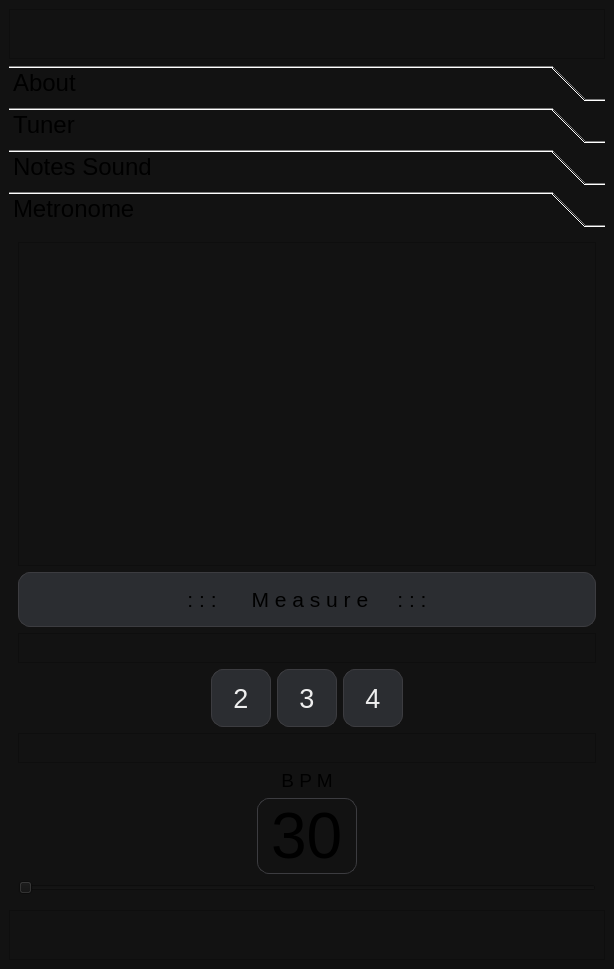
Before: the Qt Designer form mainwindow.ui in DjamesSuhanko/Musicool, drawn with Qt 5.
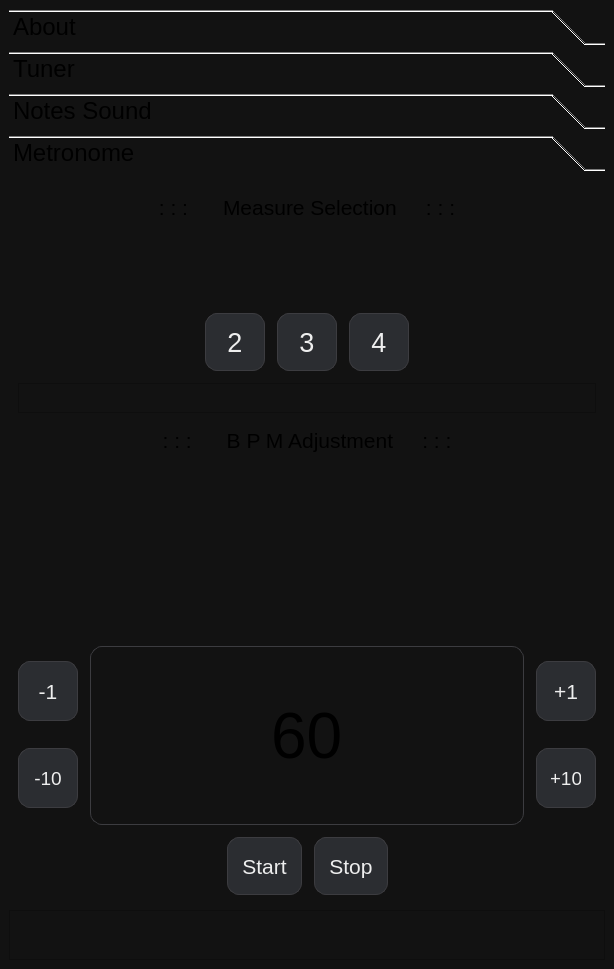
After: the same form once the commit is applied.

Commit message: 1: redesign da interface - 2: metronomo concluido. TODO: manter tela ligada de primeira

```diff
--- a/mainwindow.ui
+++ b/mainwindow.ui
@@ -38,6 +38,22 @@
    </property>
    <layout class="QGridLayout" name="gridLayout_3">
     <item row="1" column="0">
+     <widget class="QFrame" name="frameBase">
+      <property name="minimumSize">
+       <size>
+        <width>0</width>
+        <height>50</height>
+       </size>
+      </property>
+      <property name="frameShape">
+       <enum>QFrame::Shape::StyledPanel</enum>
+      </property>
+      <property name="frameShadow">
+       <enum>QFrame::Shadow::Raised</enum>
+      </property>
+     </widget>
+    </item>
+    <item row="0" column="0">
      <widget class="QToolBox" name="toolBox">
       <property name="font">
        <font>
@@ -173,7 +189,7 @@
          <x>0</x>
          <y>0</y>
          <width>596</width>
-         <height>655</height>
+         <height>711</height>
         </rect>
        </property>
        <attribute name="label">
@@ -195,21 +211,56 @@
           <item>
            <layout class="QVBoxLayout" name="verticalLayout_3">
             <item>
+             <layout class="QHBoxLayout" name="horizontalLayout">
+              <item>
+               <spacer name="horizontalSpacer">
+                <property name="orientation">
+                 <enum>Qt::Orientation::Horizontal</enum>
+                </property>
+                <property name="sizeHint" stdset="0">
+                 <size>
+                  <width>40</width>
+                  <height>20</height>
+                 </size>
+                </property>
+               </spacer>
+              </item>
+              <item>
+               <layout class="QVBoxLayout" name="verticalLayout_7">
+                <property name="spacing">
+                 <number>12</number>
+                </property>
+                <item>
+                 <layout class="QVBoxLayout" name="verticalLayout_6">
+                  <item>
              <widget class="QLabel" name="label">
+                    <property name="sizePolicy">
+                     <sizepolicy hsizetype="Expanding" vsizetype="Preferred">
+                      <horstretch>0</horstretch>
+                      <verstretch>0</verstretch>
+                     </sizepolicy>
+                    </property>
+                    <property name="minimumSize">
+                     <size>
+                      <width>0</width>
+                      <height>30</height>
+                     </size>
+                    </property>
               <property name="font">
                <font>
                 <pointsize>16</pointsize>
                </font>
               </property>
               <property name="styleSheet">
-               <string notr="true">background: #2b2d31;
- border: 1px solid #3C3C40;
- border-radius: 12px;
+                     <string notr="true">
 
 </string>
               </property>
               <property name="text">
-               <string>: : :      M e a s u r e     : : :</string>
+                     <string>: : :      Measure Selection     : : :</string>
+                    </property>
+                    <property name="scaledContents">
+                     <bool>false</bool>
               </property>
               <property name="alignment">
                <set>Qt::AlignmentFlag::AlignCenter</set>
@@ -217,57 +268,37 @@
              </widget>
             </item>
             <item>
-             <widget class="QFrame" name="frame_3">
-              <property name="minimumSize">
-               <size>
-                <width>0</width>
-                <height>30</height>
-               </size>
-              </property>
-              <property name="maximumSize">
+                   <spacer name="verticalSpacer_8">
+                    <property name="orientation">
+                     <enum>Qt::Orientation::Vertical</enum>
+                    </property>
+                    <property name="sizeHint" stdset="0">
                <size>
-                <width>16777215</width>
-                <height>30</height>
-               </size>
-              </property>
-              <property name="frameShape">
-               <enum>QFrame::Shape::StyledPanel</enum>
-              </property>
-              <property name="frameShadow">
-               <enum>QFrame::Shadow::Raised</enum>
-              </property>
-             </widget>
+                      <width>20</width>
+                      <height>40</height>
+                     </size>
+                    </property>
+                   </spacer>
             </item>
             <item>
-             <layout class="QGridLayout" name="gridLayout_6">
-              <item row="0" column="3">
-               <widget class="QPushButton" name="pushButton_3">
-                <property name="minimumSize">
-                 <size>
-                  <width>60</width>
-                  <height>58</height>
-                 </size>
-                </property>
-                <property name="maximumSize">
+                   <layout class="QHBoxLayout" name="horizontalLayout_3">
+                    <property name="spacing">
+                     <number>12</number>
+                    </property>
+                    <item>
+                     <spacer name="horizontalSpacer_3">
+                      <property name="orientation">
+                       <enum>Qt::Orientation::Horizontal</enum>
+                      </property>
+                      <property name="sizeHint" stdset="0">
                  <size>
-                  <width>60</width>
-                  <height>60</height>
-                 </size>
-                </property>
-                <property name="font">
-                 <font>
-                  <pointsize>20</pointsize>
-                 </font>
-                </property>
-                <property name="text">
-                 <string>3</string>
-                </property>
-                <property name="checkable">
-                 <bool>false</bool>
-                </property>
-               </widget>
-              </item>
-              <item row="0" column="1">
+                        <width>40</width>
+                        <height>20</height>
+                       </size>
+                      </property>
+                     </spacer>
+                    </item>
+                    <item>
                <widget class="QPushButton" name="pushButton_2">
                 <property name="minimumSize">
                  <size>
@@ -294,7 +325,34 @@
                 </property>
                </widget>
               </item>
-              <item row="0" column="5">
+                    <item>
+                     <widget class="QPushButton" name="pushButton_3">
+                      <property name="minimumSize">
+                       <size>
+                        <width>60</width>
+                        <height>58</height>
+                       </size>
+                      </property>
+                      <property name="maximumSize">
+                       <size>
+                        <width>60</width>
+                        <height>60</height>
+                       </size>
+                      </property>
+                      <property name="font">
+                       <font>
+                        <pointsize>20</pointsize>
+                       </font>
+                      </property>
+                      <property name="text">
+                       <string>3</string>
+                      </property>
+                      <property name="checkable">
+                       <bool>false</bool>
+                      </property>
+                     </widget>
+                    </item>
+                    <item>
                <widget class="QPushButton" name="pushButton_4">
                 <property name="minimumSize">
                  <size>
@@ -324,20 +382,7 @@
                 </property>
                </widget>
               </item>
-              <item row="0" column="0">
-               <spacer name="horizontalSpacer_3">
-                <property name="orientation">
-                 <enum>Qt::Orientation::Horizontal</enum>
-                </property>
-                <property name="sizeHint" stdset="0">
-                 <size>
-                  <width>40</width>
-                  <height>20</height>
-                 </size>
-                </property>
-               </spacer>
-              </item>
-              <item row="0" column="6">
+                    <item>
                <spacer name="horizontalSpacer_4">
                 <property name="orientation">
                  <enum>Qt::Orientation::Horizontal</enum>
@@ -352,8 +397,10 @@
               </item>
              </layout>
             </item>
+                 </layout>
+                </item>
             <item>
-             <widget class="QFrame" name="frame_2">
+                 <widget class="QFrame" name="frame_3">
               <property name="minimumSize">
                <size>
                 <width>0</width>
@@ -375,43 +422,135 @@
              </widget>
             </item>
             <item>
-             <layout class="QHBoxLayout" name="horizontalLayout">
-              <item>
-               <spacer name="horizontalSpacer">
-                <property name="orientation">
-                 <enum>Qt::Orientation::Horizontal</enum>
-                </property>
-                <property name="sizeHint" stdset="0">
-                 <size>
-                  <width>40</width>
-                  <height>20</height>
-                 </size>
-                </property>
-               </spacer>
-              </item>
-              <item>
-               <layout class="QGridLayout" name="gridLayout_7">
-                <item row="0" column="0">
                  <widget class="QLabel" name="label_bpminfo">
+                  <property name="minimumSize">
+                   <size>
+                    <width>0</width>
+                    <height>30</height>
+                   </size>
+                  </property>
                   <property name="font">
                    <font>
-                    <pointsize>14</pointsize>
+                    <pointsize>16</pointsize>
                    </font>
                   </property>
+                  <property name="styleSheet">
+                   <string notr="true"/>
+                  </property>
                   <property name="text">
-                   <string>B P M</string>
+                   <string>: : :      B P M Adjustment     : : :</string>
                   </property>
                   <property name="alignment">
                    <set>Qt::AlignmentFlag::AlignCenter</set>
                   </property>
                  </widget>
                 </item>
-                <item row="1" column="0">
+                <item>
+                 <spacer name="verticalSpacer_9">
+                  <property name="orientation">
+                   <enum>Qt::Orientation::Vertical</enum>
+                  </property>
+                  <property name="sizeHint" stdset="0">
+                   <size>
+                    <width>20</width>
+                    <height>40</height>
+                   </size>
+                  </property>
+                 </spacer>
+                </item>
+                <item>
+                 <layout class="QHBoxLayout" name="horizontalLayout_2">
+                  <property name="spacing">
+                   <number>12</number>
+                  </property>
+                  <item>
+                   <layout class="QVBoxLayout" name="verticalLayout_4">
+                    <property name="spacing">
+                     <number>12</number>
+                    </property>
+                    <item>
+                     <widget class="QPushButton" name="pushButton_less_one">
+                      <property name="minimumSize">
+                       <size>
+                        <width>60</width>
+                        <height>58</height>
+                       </size>
+                      </property>
+                      <property name="maximumSize">
+                       <size>
+                        <width>60</width>
+                        <height>60</height>
+                       </size>
+                      </property>
+                      <property name="font">
+                       <font>
+                        <pointsize>16</pointsize>
+                       </font>
+                      </property>
+                      <property name="text">
+                       <string>-1</string>
+                      </property>
+                      <property name="checkable">
+                       <bool>false</bool>
+                      </property>
+                     </widget>
+                    </item>
+                    <item>
+                     <widget class="QPushButton" name="pushButton_less_10">
+                      <property name="minimumSize">
+                       <size>
+                        <width>60</width>
+                        <height>58</height>
+                       </size>
+                      </property>
+                      <property name="maximumSize">
+                       <size>
+                        <width>60</width>
+                        <height>60</height>
+                       </size>
+                      </property>
+                      <property name="font">
+                       <font>
+                        <pointsize>14</pointsize>
+                       </font>
+                      </property>
+                      <property name="text">
+                       <string>-10</string>
+                      </property>
+                      <property name="checkable">
+                       <bool>false</bool>
+                      </property>
+                     </widget>
+                    </item>
+                   </layout>
+                  </item>
+                  <item>
+                   <spacer name="horizontalSpacer_6">
+                    <property name="orientation">
+                     <enum>Qt::Orientation::Horizontal</enum>
+                    </property>
+                    <property name="sizeHint" stdset="0">
+                     <size>
+                      <width>40</width>
+                      <height>20</height>
+                     </size>
+                    </property>
+                   </spacer>
+                  </item>
+                  <item>
+                   <layout class="QGridLayout" name="gridLayout_7">
+                    <item row="0" column="0">
                  <widget class="QLineEdit" name="lineEdit_metronome">
+                      <property name="sizePolicy">
+                       <sizepolicy hsizetype="Expanding" vsizetype="Expanding">
+                        <horstretch>0</horstretch>
+                        <verstretch>0</verstretch>
+                       </sizepolicy>
+                      </property>
                   <property name="maximumSize">
                    <size>
-                    <width>100</width>
-                    <height>100</height>
+                        <width>1000</width>
+                        <height>1000</height>
                    </size>
                   </property>
                   <property name="font">
@@ -423,7 +562,7 @@
                    <set>Qt::InputMethodHint::ImhDigitsOnly</set>
                   </property>
                   <property name="text">
-                   <string>30</string>
+                       <string>60</string>
                   </property>
                   <property name="maxLength">
                    <number>3</number>
@@ -436,6 +575,171 @@
                </layout>
               </item>
               <item>
+                   <spacer name="horizontalSpacer_5">
+                    <property name="orientation">
+                     <enum>Qt::Orientation::Horizontal</enum>
+                    </property>
+                    <property name="sizeHint" stdset="0">
+                     <size>
+                      <width>40</width>
+                      <height>20</height>
+                     </size>
+                    </property>
+                   </spacer>
+                  </item>
+                  <item>
+                   <layout class="QVBoxLayout" name="verticalLayout_5">
+                    <property name="spacing">
+                     <number>12</number>
+                    </property>
+                    <item>
+                     <widget class="QPushButton" name="pushButton_plus_one">
+                      <property name="minimumSize">
+                       <size>
+                        <width>60</width>
+                        <height>58</height>
+                       </size>
+                      </property>
+                      <property name="maximumSize">
+                       <size>
+                        <width>60</width>
+                        <height>60</height>
+                       </size>
+                      </property>
+                      <property name="font">
+                       <font>
+                        <pointsize>16</pointsize>
+                       </font>
+                      </property>
+                      <property name="text">
+                       <string>+1</string>
+                      </property>
+                      <property name="checkable">
+                       <bool>false</bool>
+                      </property>
+                     </widget>
+                    </item>
+                    <item>
+                     <widget class="QPushButton" name="pushButton_plus_ten">
+                      <property name="minimumSize">
+                       <size>
+                        <width>60</width>
+                        <height>58</height>
+                       </size>
+                      </property>
+                      <property name="maximumSize">
+                       <size>
+                        <width>60</width>
+                        <height>60</height>
+                       </size>
+                      </property>
+                      <property name="font">
+                       <font>
+                        <pointsize>14</pointsize>
+                       </font>
+                      </property>
+                      <property name="text">
+                       <string>+10</string>
+                      </property>
+                      <property name="checkable">
+                       <bool>false</bool>
+                      </property>
+                     </widget>
+                    </item>
+                   </layout>
+                  </item>
+                 </layout>
+                </item>
+                <item>
+                 <layout class="QHBoxLayout" name="horizontalLayout_4">
+                  <property name="spacing">
+                   <number>12</number>
+                  </property>
+                  <item>
+                   <spacer name="horizontalSpacer_8">
+                    <property name="orientation">
+                     <enum>Qt::Orientation::Horizontal</enum>
+                    </property>
+                    <property name="sizeHint" stdset="0">
+                     <size>
+                      <width>40</width>
+                      <height>20</height>
+                     </size>
+                    </property>
+                   </spacer>
+                  </item>
+                  <item>
+                   <widget class="QPushButton" name="pushButton_start">
+                    <property name="minimumSize">
+                     <size>
+                      <width>60</width>
+                      <height>58</height>
+                     </size>
+                    </property>
+                    <property name="maximumSize">
+                     <size>
+                      <width>1000</width>
+                      <height>1000</height>
+                     </size>
+                    </property>
+                    <property name="font">
+                     <font>
+                      <pointsize>16</pointsize>
+                     </font>
+                    </property>
+                    <property name="text">
+                     <string>Start</string>
+                    </property>
+                    <property name="checkable">
+                     <bool>false</bool>
+                    </property>
+                   </widget>
+                  </item>
+                  <item>
+                   <widget class="QPushButton" name="pushButton_stop">
+                    <property name="minimumSize">
+                     <size>
+                      <width>60</width>
+                      <height>58</height>
+                     </size>
+                    </property>
+                    <property name="maximumSize">
+                     <size>
+                      <width>1000</width>
+                      <height>1000</height>
+                     </size>
+                    </property>
+                    <property name="font">
+                     <font>
+                      <pointsize>16</pointsize>
+                     </font>
+                    </property>
+                    <property name="text">
+                     <string>Stop</string>
+                    </property>
+                    <property name="checkable">
+                     <bool>false</bool>
+                    </property>
+                   </widget>
+                  </item>
+                  <item>
+                   <spacer name="horizontalSpacer_7">
+                    <property name="orientation">
+                     <enum>Qt::Orientation::Horizontal</enum>
+                    </property>
+                    <property name="sizeHint" stdset="0">
+                     <size>
+                      <width>40</width>
+                      <height>20</height>
+                     </size>
+                    </property>
+                   </spacer>
+                  </item>
+                 </layout>
+                </item>
+               </layout>
+              </item>
+              <item>
                <spacer name="horizontalSpacer_2">
                 <property name="orientation">
                  <enum>Qt::Orientation::Horizontal</enum>
@@ -450,19 +754,6 @@
               </item>
              </layout>
             </item>
-            <item>
-             <widget class="QSlider" name="horizontalSlider_metronome">
-              <property name="minimum">
-               <number>30</number>
-              </property>
-              <property name="maximum">
-               <number>210</number>
-              </property>
-              <property name="orientation">
-               <enum>Qt::Orientation::Horizontal</enum>
-              </property>
-             </widget>
-            </item>
            </layout>
           </item>
          </layout>
@@ -471,38 +762,6 @@
       </widget>
      </widget>
     </item>
-    <item row="2" column="0">
-     <widget class="QFrame" name="frameBase">
-      <property name="minimumSize">
-       <size>
-        <width>0</width>
-        <height>50</height>
-       </size>
-      </property>
-      <property name="frameShape">
-       <enum>QFrame::Shape::StyledPanel</enum>
-      </property>
-      <property name="frameShadow">
-       <enum>QFrame::Shadow::Raised</enum>
-      </property>
-     </widget>
-    </item>
-    <item row="0" column="0">
-     <widget class="QFrame" name="frameTop">
-      <property name="minimumSize">
-       <size>
-        <width>0</width>
-        <height>50</height>
-       </size>
-      </property>
-      <property name="frameShape">
-       <enum>QFrame::Shape::StyledPanel</enum>
-      </property>
-      <property name="frameShadow">
-       <enum>QFrame::Shadow::Raised</enum>
-      </property>
-     </widget>
-    </item>
    </layout>
   </widget>
  </widget>
```
Left out of the diff: 8 changed lines with no effect on the pictures. Lines whose indentation alone changed are shown as unchanged. The commit also changes 3 other files.
